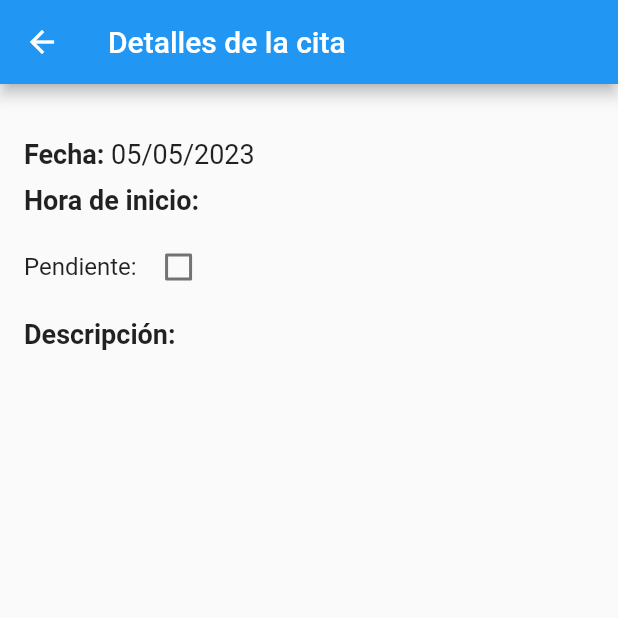
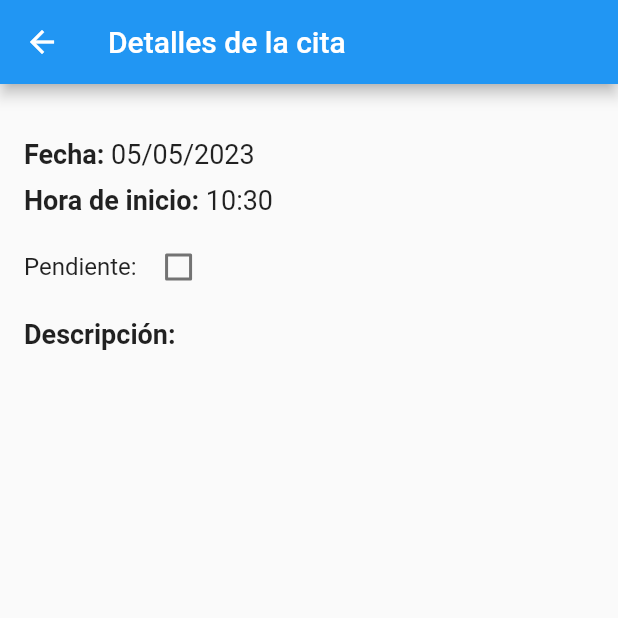
Before and after one commit to Artairoga/TFG_DAM, a Flutter app: the DetallesCita screen opened directly with empty values, on a phone screen of 412 x 824 dp, the top half of it. Run offline on Flutter 3.47's test engine with Material 2 defaults, Android fonts, the phone set to English and light mode, and no system bars; our stand-ins replace shared_preferences; accounts and stored records are empty; network calls fail.

Commit message:
Cambiada la forma de trabajar con hora inicio

```diff
--- a/TFG_Flutter/lib/modelos/Citas/Cita.dart
+++ b/TFG_Flutter/lib/modelos/Citas/Cita.dart
@@ -2,7 +2,6 @@ class Citas {
   Citas({
     this.idCita,
     this.fecha,
-    this.horaInicio,
     this.pendiente,
     this.id_clientes,
     this.id_animales,
@@ -11,7 +10,6 @@ class Citas {
 
   int? idCita;
   DateTime? fecha;
-  String? horaInicio;
   int? pendiente;
   int? id_clientes;
   int? id_animales;
@@ -20,8 +18,7 @@ class Citas {
   factory Citas.fromJson(Map<String, dynamic> json) {
     return Citas(
       idCita: json["IdCita"],
-      fecha: DateTime.parse(json["Fecha"]),
-      horaInicio: json["HoraInicio"],
+      fecha: DateTime.parse(json["Fecha"]+" "+json["HoraInicio"]),
       pendiente: json["Pendiente"],
       id_clientes: json["Clientes"]["IdCliente"],
       id_animales: json["Animales"]["IdAnimal"],
@@ -31,6 +28,6 @@ class Citas {
 
   @override
   String toString() {
-    return 'Citas{idCita: $idCita, fecha: $fecha, horaInicio: $horaInicio, pendiente: $pendiente, id_clientes: $id_clientes, id_animales: $id_animales, descripcion: $descripcion}';
+    return 'Citas{idCita: $idCita, fecha: $fecha, pendiente: $pendiente, id_clientes: $id_clientes, id_animales: $id_animales, descripcion: $descripcion}';
   }
 }
--- a/TFG_Flutter/lib/pages/detalles_animal.dart
+++ b/TFG_Flutter/lib/pages/detalles_animal.dart
@@ -104,9 +104,9 @@ class _InfoCitas extends StatelessWidget {
               itemBuilder: (context, index) {
                 return ListTile(
                   leading: Icon(Icons.calendar_today),
-                  title: Row(
+                  title: Column(
                     children: [
-                      Text(DateFormat('dd/MM/yyyy - hh:MM').format(listaCitasCompleta[index].fecha!)),
+                      Text(DateFormat('dd/MM/yyyy HH:mm').format(listaCitasCompleta[index].fecha!)),
                       SizedBox(width: 8.0),
                       Text(listaCitasCompleta[index].pendiente==0! ? 'Pendiente' : 'Realizada'),
                     ],
--- a/TFG_Flutter/lib/pages/detalles_cita.dart
+++ b/TFG_Flutter/lib/pages/detalles_cita.dart
@@ -125,9 +125,10 @@ class _InfoCita extends StatefulWidget {
 }
 
 class _InfoCitaState extends State<_InfoCita> {
-  bool _isPendiente = false;
+
   @override
   Widget build(BuildContext context) {
+    bool _isPendiente = widget.cita.pendiente==1;
     return Column(
       crossAxisAlignment: CrossAxisAlignment.start,
       children: [
@@ -151,7 +152,7 @@ class _InfoCitaState extends State<_InfoCita> {
               style: TextStyle(fontSize: 18, fontWeight: FontWeight.bold),
             ),
             Text(
-              '${widget.cita.horaInicio}',
+              '${DateFormat('HH:mm ').format(widget.cita.fecha!)}',
               style: TextStyle(fontSize: 18),
             )
           ],
--- a/TFG_Flutter/lib/pages/lista_citas_page.dart
+++ b/TFG_Flutter/lib/pages/lista_citas_page.dart
@@ -22,13 +22,14 @@ class CitasPage extends StatelessWidget {
           if (snapshot.connectionState == ConnectionState.done &&
               snapshot.hasData) {
             List<Citas> listaCitas = snapshot.data as List<Citas>;
+            listaCitas.sort((c1, c2) => c1.fecha!.compareTo(c2.fecha!));
             return ListView.builder(
               itemCount: listaCitas.length,
               itemBuilder: (BuildContext context, int index) {
                 Citas cita = listaCitas[index];
                 return ListTile(
                   title:
-                      Text(DateFormat('HH:mm dd/MM/yyyy ').format(cita.fecha!)),
+                      Text((DateFormat('dd/MM/yyyy HH:mm').format(cita.fecha!))),
                   subtitle: Text(cita.descripcion!),
                   trailing: Icon(Icons.arrow_forward),
                   onTap: () {
```
